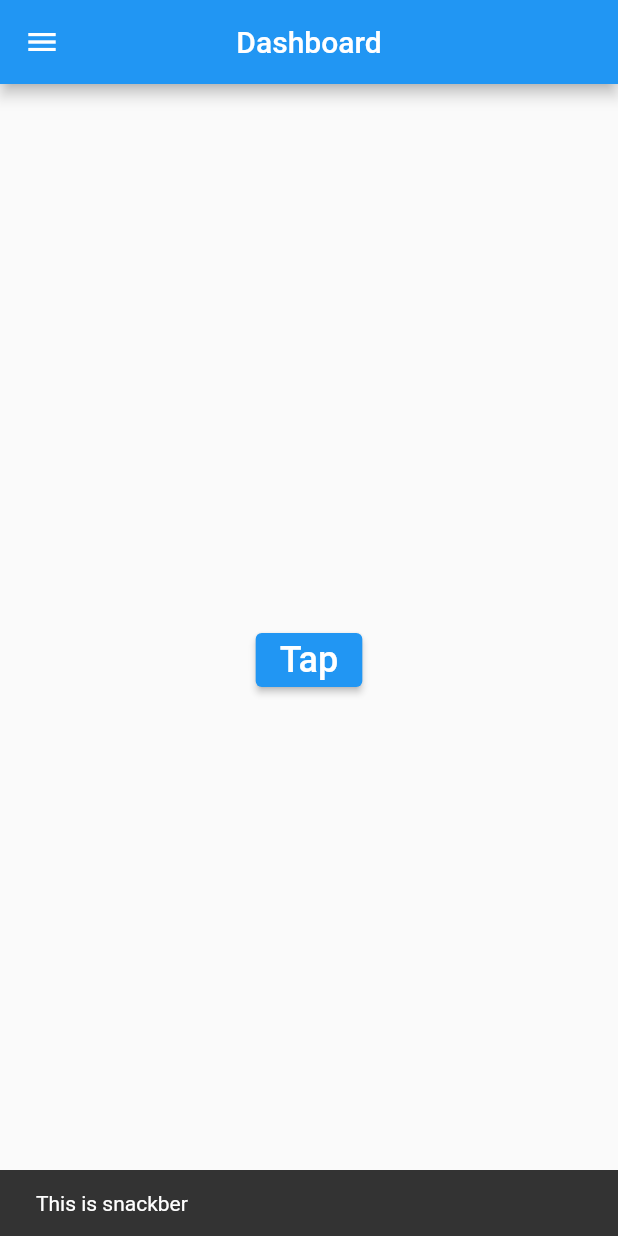
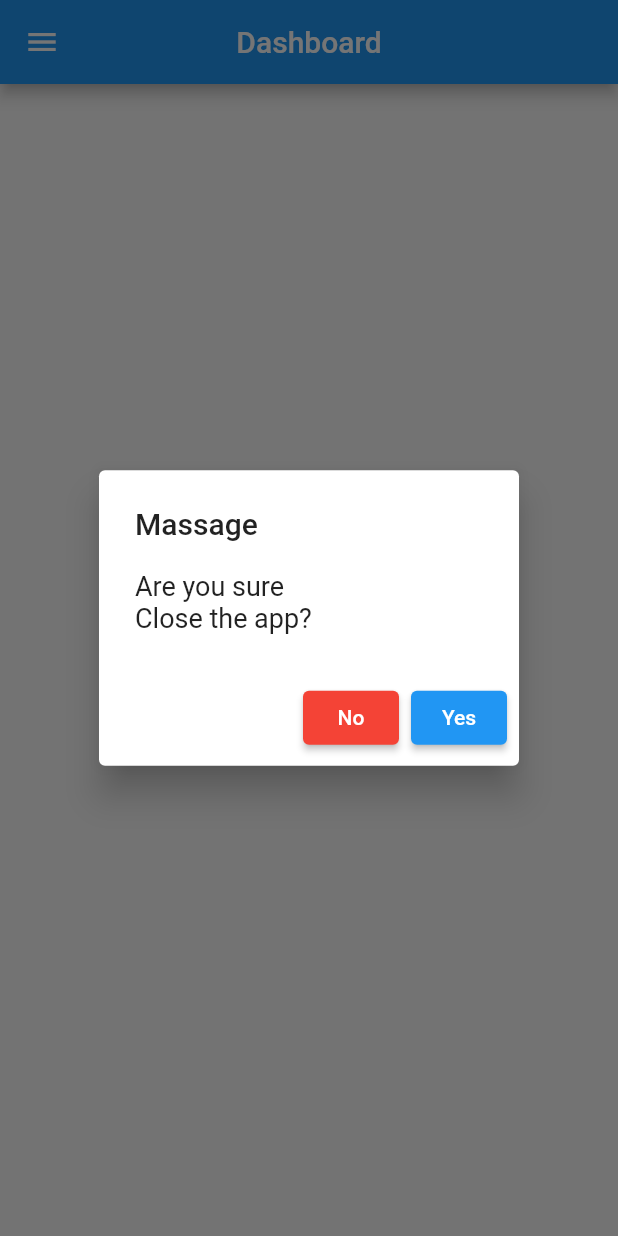
Before and after one commit to dipu363/Assignment, a Flutter app: the screen it shows after launch, after a tap on "Tap", on a phone screen of 412 x 824 dp. Run offline on Flutter 3.47's test engine with Material 2 defaults, Android fonts, the phone set to English and light mode, and no system bars.

Commit message:
assignmaet 2 finish

```diff
--- a/lib/dashboard.dart
+++ b/lib/dashboard.dart
@@ -1,5 +1,5 @@
+import 'package:flutter/material.dart';
 
-import 'package:flutter/material.dart';
 class DashBoard extends StatefulWidget {
   const DashBoard({Key? key}) : super(key: key);
 
@@ -14,7 +14,6 @@ class _DashBoardState extends State<DashBoard> {
       appBar: AppBar(
         title: const Text('Dashboard'),
         centerTitle: true,
-
       ),
       drawer: SafeArea(
         child: Drawer(
@@ -22,66 +21,115 @@ class _DashBoardState extends State<DashBoard> {
           child: Column(
             mainAxisAlignment: MainAxisAlignment.start,
             crossAxisAlignment: CrossAxisAlignment.start,
+            children: [
+              Card(
 
-            children: [
-              Container(
-                height: 150,
+                child:  Container(
+                  color: Colors.blue,
                   width: double.infinity,
-                color: Colors.blue,
+                  child: Padding(
+                    padding: const EdgeInsets.all(10.0),
                     child: Column(
-
-                  crossAxisAlignment: CrossAxisAlignment.center,
+                      mainAxisAlignment: MainAxisAlignment.center,
+                      crossAxisAlignment: CrossAxisAlignment.start,
                       children: const [
                         CircleAvatar(
                           radius: 50,
-
-                      child: Icon(Icons.account_circle,size: 100,),
+                          child: Icon(
+                            Icons.account_circle,
+                            size: 100,
                           ),
-                   Text('Dipu',style: TextStyle(fontSize: 24,color: Colors.white),),
-                     Text('01933932636',style: TextStyle(fontSize: 14,color: Colors.white),),
-
+                        ),
+                        Text(
+                          'Dipu',
+                          style: TextStyle(fontSize: 24, color: Colors.white),
+                        ),
+                        Text(
+                          '01933932636',
+                          style: TextStyle(fontSize: 14, color: Colors.white),
+                        ),
                       ],
                     ),
                   ),
-
-              const Divider(height: 2,color: Colors.blue,),
-
+                ),
+              ),
+             const SizedBox(height:5),
+              _divider(),
               const ListTile(
                 leading: Icon(Icons.person),
                 title: Text('Profile'),
+                trailing: Icon(Icons.arrow_forward_ios),
               ),
-              const Divider(height: 2,color: Colors.blue,),
+              _divider(),
               const ListTile(
                 leading: Icon(Icons.list),
                 title: Text('My Task'),
+                trailing: Icon(Icons.arrow_forward_ios),
               ),
-              const Divider(height: 2,color: Colors.blue,),
+              _divider(),
               const ListTile(
                 leading: Icon(Icons.hourglass_top),
                 title: Text('Rank'),
+                trailing: Icon(Icons.arrow_forward_ios),
               ),
-              const Divider(height: 2,color: Colors.blue,),
+              _divider(),
               const ListTile(
                 leading: Icon(Icons.label_important_outline),
                 title: Text('Points'),
+                trailing: Icon(Icons.arrow_forward_ios),
               ),
-              const Divider(height: 2,color: Colors.blue,),
+              _divider()
             ],
           ),
-
         ),
-
-
       ),
       body: Center(
         child: ElevatedButton(
-          onPressed: (){
-            ScaffoldMessenger.of(context).showSnackBar(const SnackBar(content: Text('This is snackber')));
+          onPressed: () {
+            //ScaffoldMessenger.of(context).showSnackBar(const SnackBar(content: Text('This is snackber')));
+            // showAboutDialog(context: context);
+            showAlertdialog();
           },
-          child: const Text('Tap',style: TextStyle(fontSize: 24),),
+          child: const Text(
+            'Tap',
+            style: TextStyle(fontSize: 24),
           ),
         ),
+      ),
+    );
+  }
 
+  Widget _divider() {
+    return const Divider(height: 2, color: Colors.blue);
+  }
+
+  Future<void> showAlertdialog() async {
+    AlertDialog alertDialog = AlertDialog(
+      title: const Text('Massage'),
+      content: const Text(
+        'Are you sure \nClose the app?',
+        style: TextStyle(fontSize: 18),
+      ),
+      elevation: 10,
+      actions: [
+        ElevatedButton(
+            onPressed: () {
+              Navigator.of(context).pop();
+            },
+            style: ElevatedButton.styleFrom(backgroundColor: Colors.red),
+            child: const Text('No')),
+        ElevatedButton(
+            onPressed: () {
+              Navigator.of(context).pop();
+            },
+            child: const Text('Yes'))
+      ],
+    );
+
+    showDialog(
+      context: context,
+      builder: (context) => alertDialog,
+      barrierDismissible: false,
     );
   }
 }
```
Also changed, not shown: 1 other file. Lines whose indentation alone changed are shown as unchanged.
